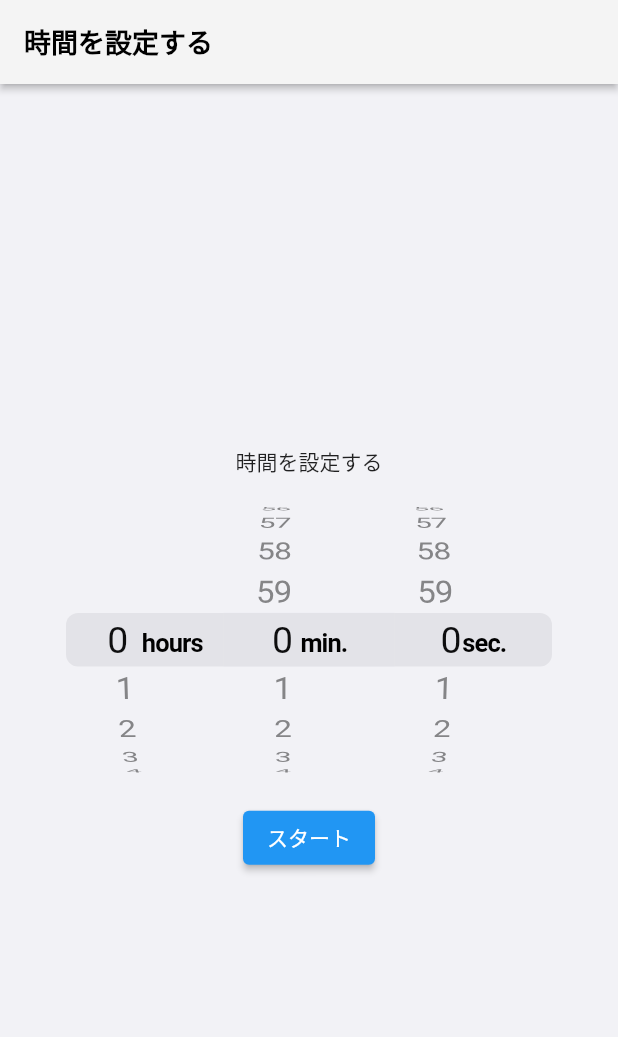
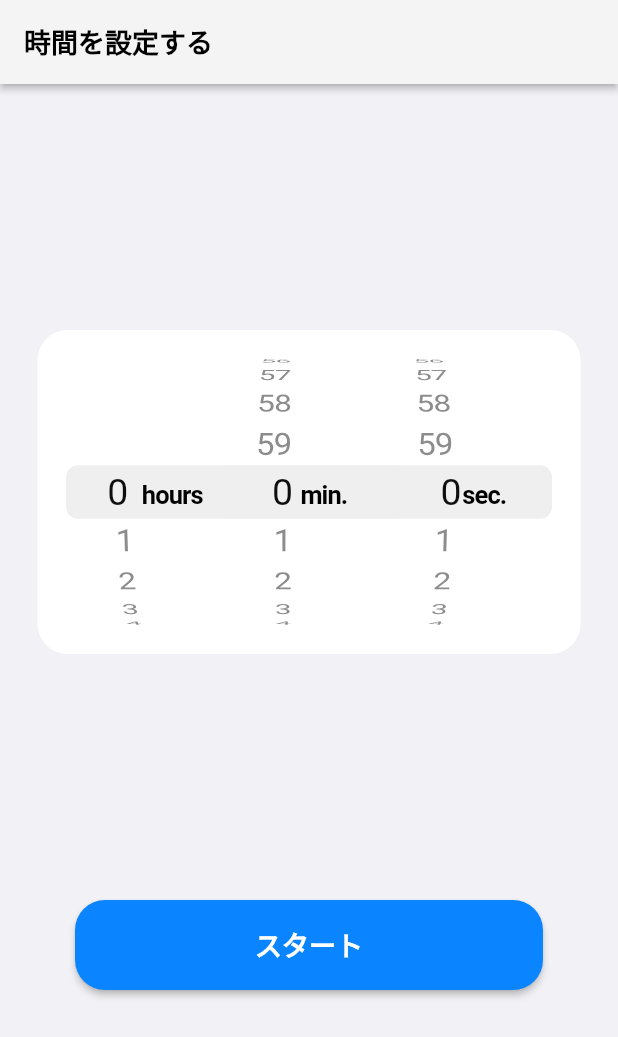
Before and after one commit to iseruuuuu/over_sleep_prevention_app, a Flutter app: the screen it shows after launch, on a phone screen of 412 x 824 dp. Shown: the top 1037 px of the screen. Run offline on Flutter 3.47's test engine with Material 2 defaults, Android fonts, the light colour scheme and no system bars; our stand-ins replace timer_count_down, vibration; missing offline and left inert: dart:ffi.

Commit message:
📱 Create timer set item UI

```diff
--- a/lib/component/timer_set_item.dart
+++ b/lib/component/timer_set_item.dart
@@ -15,20 +15,44 @@ class TimerSetItem extends StatelessWidget {
   Widget build(BuildContext context) {
     return Center(
       child: Column(
-        mainAxisAlignment: MainAxisAlignment.center,
+        mainAxisAlignment: MainAxisAlignment.spaceEvenly,
         crossAxisAlignment: CrossAxisAlignment.center,
         children: [
-          const Text('時間を設定する'),
-          CupertinoTimerPicker(
+          Container(
+            width: MediaQuery.of(context).size.width - 50,
+            decoration: BoxDecoration(
+              color: Colors.white,
+              borderRadius: BorderRadius.circular(20),
+            ),
+            child: CupertinoTimerPicker(
               mode: CupertinoTimerPickerMode.hms,
               minuteInterval: 1,
               secondInterval: 1,
               initialTimerDuration: const Duration(),
               onTimerDurationChanged: onTimerDurationChanged,
             ),
-          ElevatedButton(
+          ),
+          SizedBox(
+            width: MediaQuery.of(context).size.width - 100,
+            height: 60,
+            child: ElevatedButton(
+              style: ElevatedButton.styleFrom(
+                shape: RoundedRectangleBorder(
+                  borderRadius: BorderRadius.circular(20),
+                ),
+                foregroundColor: const Color(0xFF0B84FF),
+                backgroundColor: const Color(0xFF0B84FF),
+              ),
               onPressed: onTapStart,
-            child: const Text('スタート'),
+              child: const Text(
+                'スタート',
+                style: TextStyle(
+                  color: Colors.white,
+                  fontWeight: FontWeight.bold,
+                  fontSize: 18,
+                ),
+              ),
+            ),
           ),
         ],
       ),
```
Lines whose indentation alone changed are shown as unchanged.
